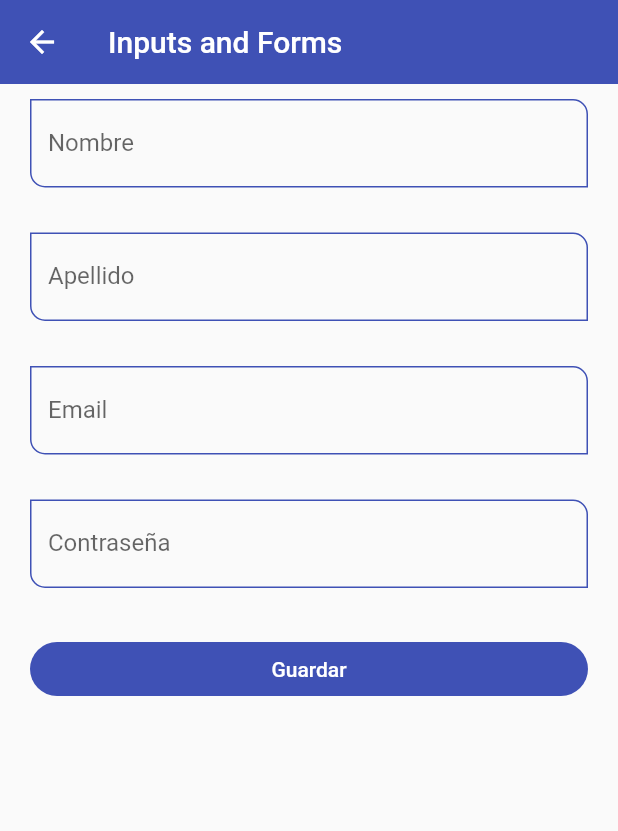
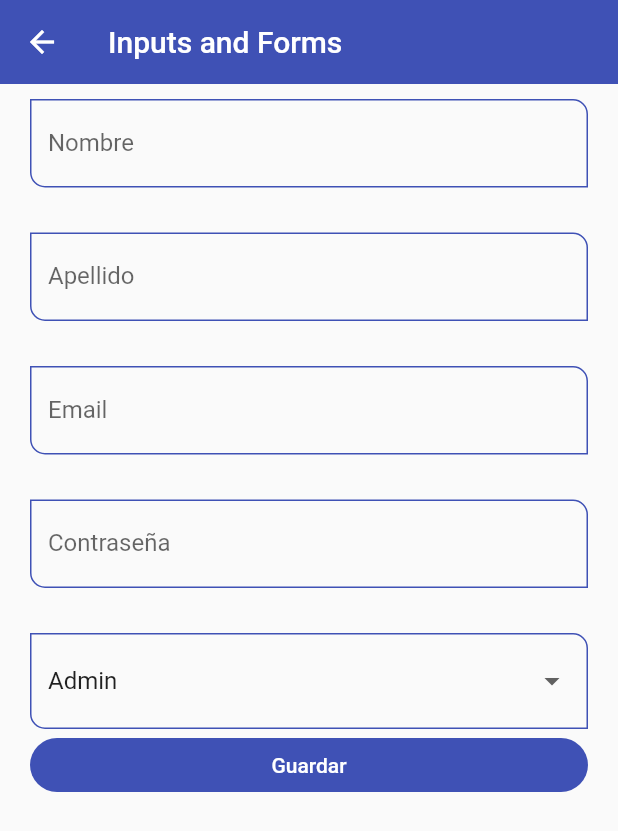
Before and after one commit to Gomez-Enzo/Flutter-Componentes, a Flutter app: the InputScreen screen opened by its route, on a phone screen of 412 x 824 dp. Shown: the top 831 px of the screen. Run offline on Flutter 3.47's test engine with Material 2 defaults, Android fonts, the phone set to English and light mode, and no system bars.

```diff
--- a/components_flutter/lib/router/app_routes.dart
+++ b/components_flutter/lib/router/app_routes.dart
@@ -37,6 +37,18 @@ class AppRoutes {
         name: 'Text Inputs',
         screen: const InputScreen(),
         icon: Icons.input_rounded),
+    MenuOption(
+      route: 'Slider',
+      name: 'Slider and Checks',
+      screen: const SliderScreen(),
+      icon: Icons.slow_motion_video_rounded,
+    ),
+    MenuOption(
+      route: 'Listviewbuilder',
+      name: 'InfiniteScrol & Pull to refresh',
+      screen: const ListviewBuilderScreen(),
+      icon: Icons.build_circle_outlined,
+    ),
   ];
 
   static Map<String, Widget Function(BuildContext)> getAppRoutes() {
--- a/components_flutter/lib/screens/inputs_screen.dart
+++ b/components_flutter/lib/screens/inputs_screen.dart
@@ -60,6 +60,22 @@ class InputScreen extends StatelessWidget {
                       formProperty: 'password',
                       formValues: formValues),
                   const SizedBox(height: 30),
+                  DropdownButtonFormField<String>(
+                    value: 'Admin',
+                    items: const [
+                      DropdownMenuItem(value: 'Admin', child: Text('Admin')),
+                      DropdownMenuItem(
+                          value: 'Superuser', child: Text('Superuser')),
+                      DropdownMenuItem(
+                          value: 'Developer', child: Text('Deverloper')),
+                      DropdownMenuItem(
+                          value: 'Jr.Developer', child: Text('Jr. Developer')),
+                    ],
+                    onChanged: (value) {
+                      print(value);
+                      formValues['roles'] = value ?? 'Admin';
+                    },
+                  ),
                   ElevatedButton(
                     child: const SizedBox(
                       width: double.infinity,
--- a/components_flutter/lib/screens/screens.dart
+++ b/components_flutter/lib/screens/screens.dart
@@ -1,7 +1,9 @@
-export 'package:components_flutter/screens/inputs_screen.dart';
 export 'package:components_flutter/screens/alert_screen.dart';
 export 'package:components_flutter/screens/animated_screen.dart';
 export 'package:components_flutter/screens/avatar_creen.dart';
 export 'package:components_flutter/screens/cards_screen.dart';
 export 'package:components_flutter/screens/home_screen.dart';
+export 'package:components_flutter/screens/inputs_screen.dart';
 export 'package:components_flutter/screens/listview1_screen.dart';
+export 'package:components_flutter/screens/slider_screen.dart';
+export 'package:components_flutter/screens/listview_builder_screen.dart';
```
Also changed, not shown: components_flutter/lib/screens/listview_builder_screen.dart (added, +116 -0 lines), components_flutter/lib/screens/slider_screen.dart (added, +60 -0 lines).
